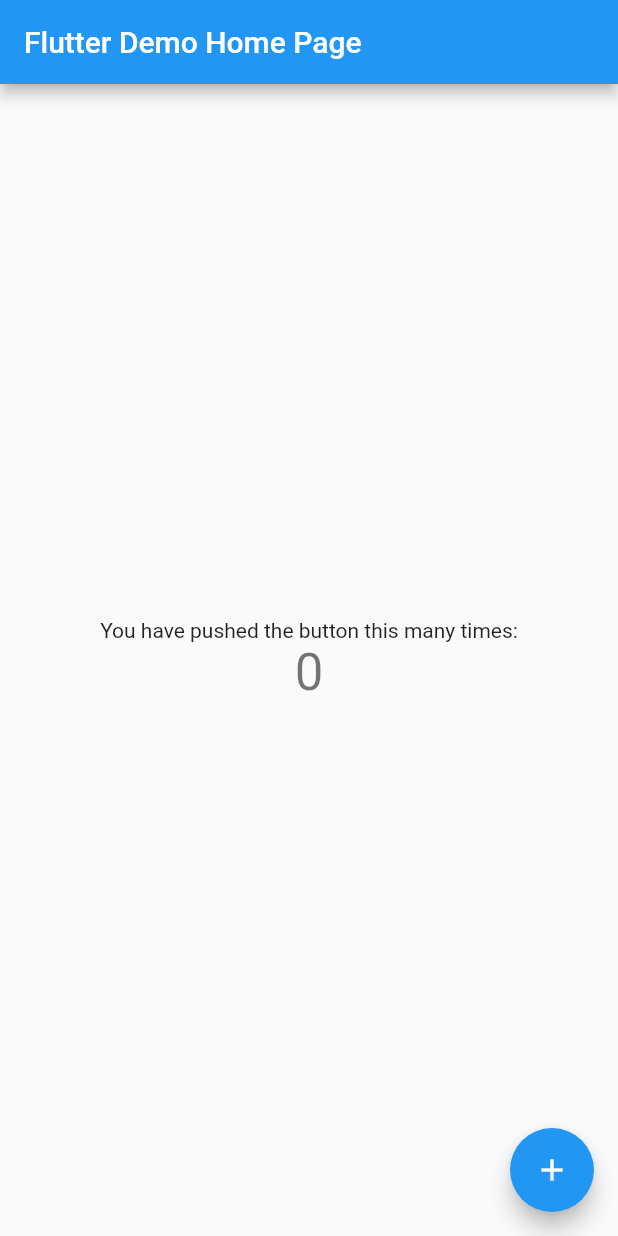
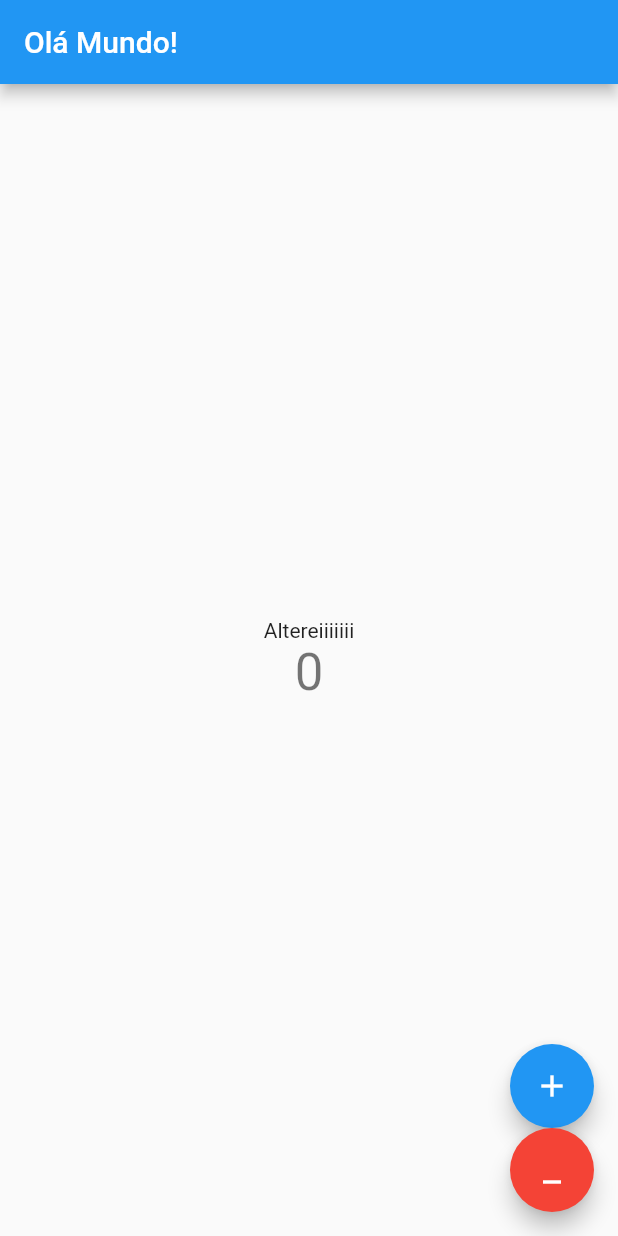
Before and after one commit to trilha-dart-flutter/trilha_dart_flutter, a Flutter app: the screen it shows after launch, on a phone screen of 412 x 824 dp. Run offline on Flutter 3.47's test engine with Material 2 defaults, Android fonts, the phone set to English and light mode, and no system bars.

Commit message:
FLUTTER NV01 - [05] Primeiro contato com o Flutter

```diff
--- a/exemplo/lib/main.dart
+++ b/exemplo/lib/main.dart
@@ -7,39 +7,20 @@ void main() {
 class MyApp extends StatelessWidget {
   const MyApp({Key? key}) : super(key: key);
 
-  // This widget is the root of your application.
   @override
   Widget build(BuildContext context) {
     return MaterialApp(
       title: 'Flutter Demo',
       theme: ThemeData(
-        // This is the theme of your application.
-        //
-        // Try running your application with "flutter run". You'll see the
-        // application has a blue toolbar. Then, without quitting the app, try
-        // changing the primarySwatch below to Colors.green and then invoke
-        // "hot reload" (press "r" in the console where you ran "flutter run",
-        // or simply save your changes to "hot reload" in a Flutter IDE).
-        // Notice that the counter didn't reset back to zero; the application
-        // is not restarted.
         primarySwatch: Colors.blue,
       ),
-      home: const MyHomePage(title: 'Flutter Demo Home Page'),
+      home: const MyHomePage(title: 'Olá Mundo!'),
     );
   }
 }
 
 class MyHomePage extends StatefulWidget {
   const MyHomePage({Key? key, required this.title}) : super(key: key);
-
-  // This widget is the home page of your application. It is stateful, meaning
-  // that it has a State object (defined below) that contains fields that affect
-  // how it looks.
-
-  // This class is the configuration for the state. It holds the values (in this
-  // case the title) provided by the parent (in this case the App widget) and
-  // used by the build method of the State. Fields in a Widget subclass are
-  // always marked "final".
 
   final String title;
 
@@ -52,51 +33,28 @@ class _MyHomePageState extends State<MyHomePage> {
 
   void _incrementCounter() {
     setState(() {
-      // This call to setState tells the Flutter framework that something has
-      // changed in this State, which causes it to rerun the build method below
-      // so that the display can reflect the updated values. If we changed
-      // _counter without calling setState(), then the build method would not be
-      // called again, and so nothing would appear to happen.
       _counter++;
+    });
+  }
+
+   void _dencrementCounter() {
+    setState(() {
+      _counter--;
     });
   }
 
   @override
   Widget build(BuildContext context) {
-    // This method is rerun every time setState is called, for instance as done
-    // by the _incrementCounter method above.
-    //
-    // The Flutter framework has been optimized to make rerunning build methods
-    // fast, so that you can just rebuild anything that needs updating rather
-    // than having to individually change instances of widgets.
     return Scaffold(
       appBar: AppBar(
-        // Here we take the value from the MyHomePage object that was created by
-        // the App.build method, and use it to set our appbar title.
         title: Text(widget.title),
       ),
       body: Center(
-        // Center is a layout widget. It takes a single child and positions it
-        // in the middle of the parent.
         child: Column(
-          // Column is also a layout widget. It takes a list of children and
-          // arranges them vertically. By default, it sizes itself to fit its
-          // children horizontally, and tries to be as tall as its parent.
-          //
-          // Invoke "debug painting" (press "p" in the console, choose the
-          // "Toggle Debug Paint" action from the Flutter Inspector in Android
-          // Studio, or the "Toggle Debug Paint" command in Visual Studio Code)
-          // to see the wireframe for each widget.
-          //
-          // Column has various properties to control how it sizes itself and
-          // how it positions its children. Here we use mainAxisAlignment to
-          // center the children vertically; the main axis here is the vertical
-          // axis because Columns are vertical (the cross axis would be
-          // horizontal).
           mainAxisAlignment: MainAxisAlignment.center,
           children: <Widget>[
             const Text(
-              'You have pushed the button this many times:',
+              'Altereiiiiiii',
             ),
             Text(
               '$_counter',
@@ -105,11 +63,22 @@ class _MyHomePageState extends State<MyHomePage> {
           ],
         ),
       ),
-      floatingActionButton: FloatingActionButton(
-        onPressed: _incrementCounter,
-        tooltip: 'Increment',
-        child: const Icon(Icons.add),
-      ), // This trailing comma makes auto-formatting nicer for build methods.
+      floatingActionButton: Column(
+        mainAxisAlignment: MainAxisAlignment.end,
+        children: [
+          FloatingActionButton(
+            onPressed: _incrementCounter,
+            tooltip: 'Increment',
+            child: const Icon(Icons.add),
+          ),
+          FloatingActionButton(
+            onPressed: _dencrementCounter,
+            tooltip: 'Decrement',
+            child: const Icon(Icons.minimize),
+            backgroundColor: Colors.red,
+          ),
+        ],
+      ),
     );
   }
 }
```
